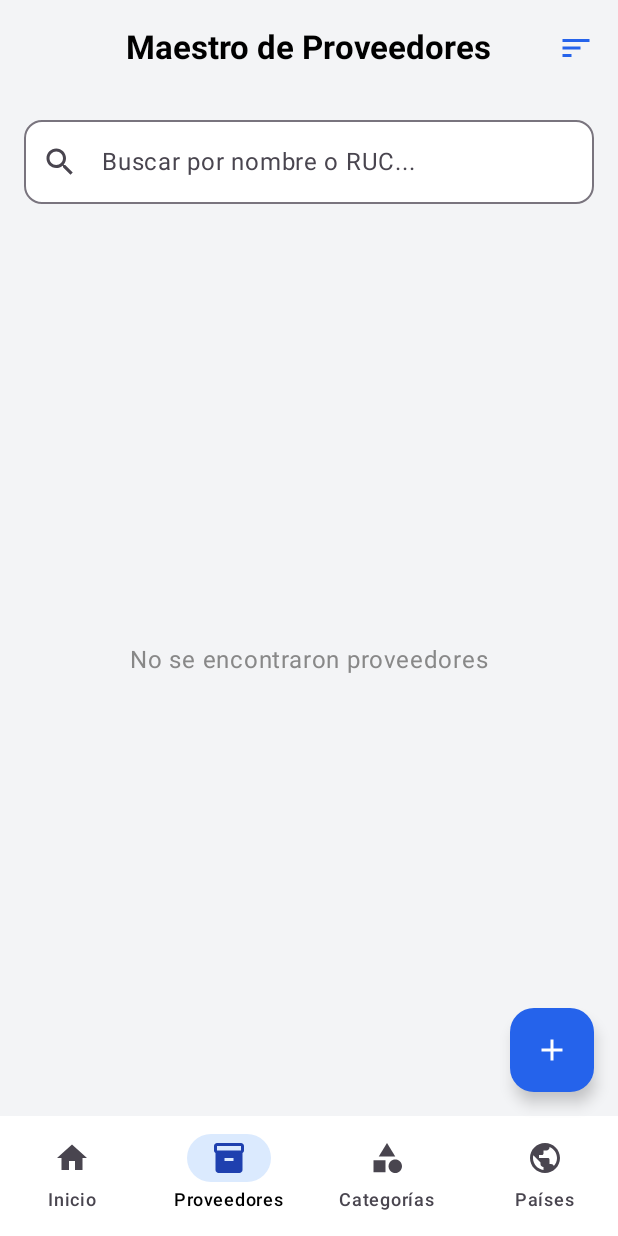
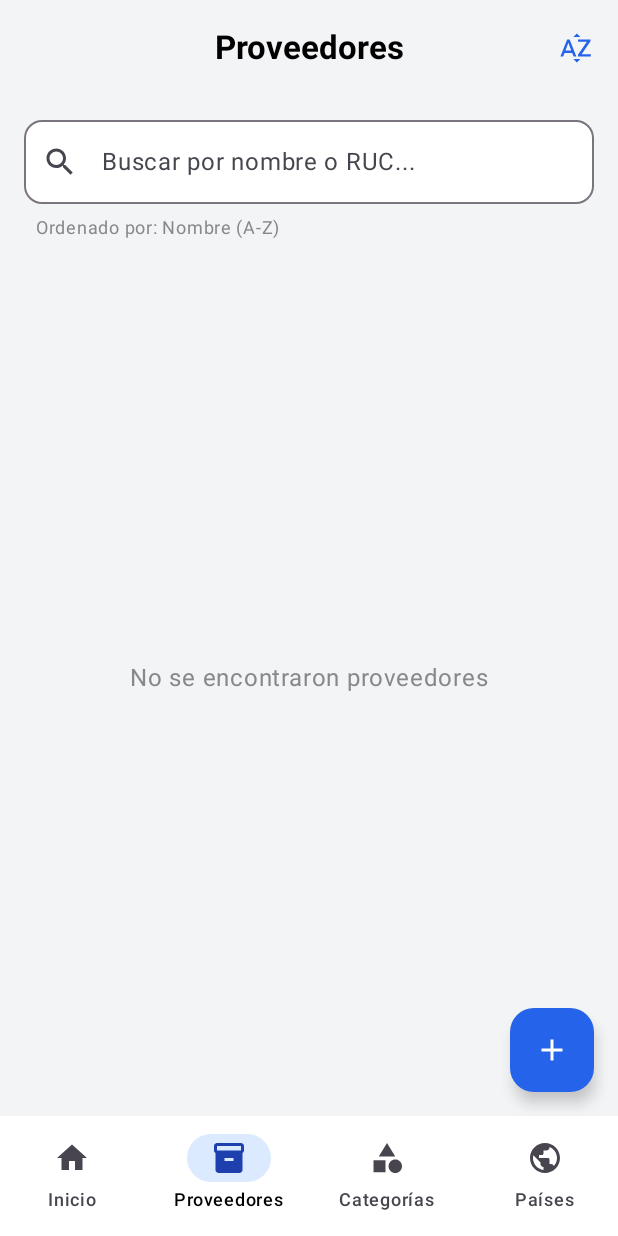
Before and after one commit to ahilacondo/MaestroProveedores, an Android app built with Jetpack Compose: the ListaProveedoresScreen screen opened through its navigation route, on a phone screen of 412 x 824 dp. Run offline under Robolectric (Android 15) with nearby library versions, the phone set to English and light mode, and no system bars; our stand-ins replace Room's generated code.

Commit message:
update list of proveedores

```diff
--- a/app/src/main/java/com/solucionesmoviles/proveedores/view/screens/ListaProveedoresScreen.kt
+++ b/app/src/main/java/com/solucionesmoviles/proveedores/view/screens/ListaProveedoresScreen.kt
@@ -7,9 +7,11 @@ import androidx.compose.foundation.lazy.items
 import androidx.compose.foundation.shape.CircleShape
 import androidx.compose.foundation.shape.RoundedCornerShape
 import androidx.compose.material.icons.Icons
-import androidx.compose.material.icons.automirrored.filled.Sort
+import androidx.compose.material.icons.automirrored.filled.List
 import androidx.compose.material.icons.filled.Add
+import androidx.compose.material.icons.filled.Numbers
 import androidx.compose.material.icons.filled.Search
+import androidx.compose.material.icons.filled.SortByAlpha
 import androidx.compose.material3.*
 import androidx.compose.runtime.Composable
 import androidx.compose.runtime.collectAsState
@@ -36,23 +38,36 @@ fun ListaProveedoresScreen(
 ) {
     val proveedores by viewModel.listaProveedores.collectAsState(initial = emptyList())
     val textoBusqueda by viewModel.searchQuery.collectAsState()
+
+    // Estado del ordenamiento
     val ordenadoPorNombre by viewModel.ordenarPorNombre.collectAsState()
 
     Scaffold(
         topBar = {
             CenterAlignedTopAppBar(
-                title = { Text("Maestro de Proveedores", fontWeight = FontWeight.Bold) },
+                title = { Text("Proveedores", fontWeight = FontWeight.Bold) },
                 actions = {
+                    // --- MEJORA VISUAL DEL BOTÓN DE ORDENAR ---
+                    // Ahora muestra TEXTO o ÍCONO diferente según el estado
                     IconButton(onClick = { viewModel.cambiarOrden() }) {
-                        Icon(
-                            imageVector = Icons.AutoMirrored.Filled.Sort,
-                            contentDescription = "Cambiar Orden",
-                            tint = if (ordenadoPorNombre) MaterialTheme.colorScheme.primary else Color.Gray
-                        )
+                        if (ordenadoPorNombre) {
+                            // Si es por Nombre, muestra ícono de letras (A-Z)
+                            Icon(
+                                imageVector = Icons.Default.SortByAlpha,
+                                contentDescription = "Orden A-Z",
+                                tint = MaterialTheme.colorScheme.primary
+                            )
+                        } else {
+                            // Si es por RUC, muestra ícono de números (#)
+                            Icon(
+                                imageVector = Icons.Default.Numbers,
+                                contentDescription = "Orden por RUC",
+                                tint = MaterialTheme.colorScheme.secondary
+                            )
+                        }
                     }
                 },
                 colors = TopAppBarDefaults.centerAlignedTopAppBarColors(
-                    // COLOR DINÁMICO: Fondo de barra
                     containerColor = MaterialTheme.colorScheme.background,
                     titleContentColor = MaterialTheme.colorScheme.onBackground
                 )
@@ -73,7 +88,6 @@ fun ListaProveedoresScreen(
                 Icon(Icons.Default.Add, contentDescription = "Nuevo Proveedor")
             }
         },
-        // COLOR DINÁMICO: Fondo de pantalla
         containerColor = MaterialTheme.colorScheme.background
     ) { padding ->
         Column(
@@ -82,7 +96,7 @@ fun ListaProveedoresScreen(
                 .fillMaxSize()
                 .padding(16.dp)
         ) {
-            // 2. BARRA DE BÚSQUEDA
+            // BARRA DE BÚSQUEDA (Filtro real)
             OutlinedTextField(
                 value = textoBusqueda,
                 onValueChange = { viewModel.onSearchQueryChanged(it) },
@@ -92,7 +106,6 @@ fun ListaProveedoresScreen(
                 singleLine = true,
                 shape = RoundedCornerShape(12.dp),
                 colors = OutlinedTextFieldDefaults.colors(
-                    // Fondos dinámicos para el input
                     focusedContainerColor = MaterialTheme.colorScheme.surface,
                     unfocusedContainerColor = MaterialTheme.colorScheme.surface,
                     focusedBorderColor = MaterialTheme.colorScheme.primary,
@@ -100,9 +113,17 @@ fun ListaProveedoresScreen(
                 )
             )
 
-            Spacer(modifier = Modifier.height(16.dp))
+            // Pequeño texto informativo del orden actual (Opcional, ayuda mucho)
+            Text(
+                text = if (ordenadoPorNombre) "Ordenado por: Nombre (A-Z)" else "Ordenado por: RUC",
+                fontSize = 12.sp,
+                color = Color.Gray,
+                modifier = Modifier.padding(start = 8.dp, top = 4.dp)
+            )
 
-            // 3. LISTA DE RESULTADOS
+            Spacer(modifier = Modifier.height(12.dp))
+
+            // LISTA
             if (proveedores.isEmpty()) {
                 Box(modifier = Modifier.fillMaxSize(), contentAlignment = Alignment.Center) {
                     Text("No se encontraron proveedores", color = Color.Gray)
@@ -128,7 +149,6 @@ fun ProveedorItem(proveedor: Proveedor, onClick: () -> Unit) {
     Card(
         onClick = onClick,
         colors = CardDefaults.cardColors(
-            // COLOR DINÁMICO: Tarjeta (Blanca en día / Gris en noche)
             containerColor = MaterialTheme.colorScheme.surface
         ),
         elevation = CardDefaults.cardElevation(defaultElevation = 2.dp),
@@ -140,17 +160,16 @@ fun ProveedorItem(proveedor: Proveedor, onClick: () -> Unit) {
                 .padding(16.dp),
             verticalAlignment = Alignment.CenterVertically
         ) {
-            // A. AVATAR
             Box(
                 modifier = Modifier
                     .size(48.dp)
                     .clip(CircleShape)
-                    .background(MaterialTheme.colorScheme.tertiary), // Azul suave
+                    .background(MaterialTheme.colorScheme.tertiary),
                 contentAlignment = Alignment.Center
             ) {
                 Text(
                     text = if (proveedor.nombre.isNotEmpty()) proveedor.nombre.take(1).uppercase() else "?",
-                    color = MaterialTheme.colorScheme.onTertiary, // Texto sobre el azul suave
+                    color = MaterialTheme.colorScheme.onTertiary,
                     fontWeight = FontWeight.Bold,
                     fontSize = 20.sp
                 )
@@ -158,13 +177,11 @@ fun ProveedorItem(proveedor: Proveedor, onClick: () -> Unit) {
 
             Spacer(modifier = Modifier.width(16.dp))
 
-            // B. INFO TEXTO
             Column(modifier = Modifier.weight(1f)) {
                 Text(
                     text = proveedor.nombre,
                     fontWeight = FontWeight.Bold,
                     fontSize = 16.sp,
-                    // COLOR DINÁMICO: Texto principal
                     color = MaterialTheme.colorScheme.onSurface
                 )
                 Text(
@@ -179,7 +196,6 @@ fun ProveedorItem(proveedor: Proveedor, onClick: () -> Unit) {
                 )
             }
 
-            // C. CHIP DE ESTADO
             EstadoChip(activo = proveedor.estado == "A")
         }
     }
```
